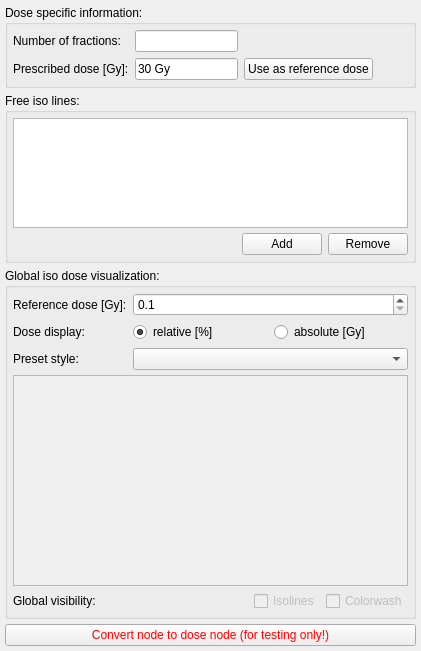
rfloca/MITK, file Plugins/org.mitk.gui.qt.dosevisualization/src/internal/RTDoseVisualizerControls.ui: the form before one commit.
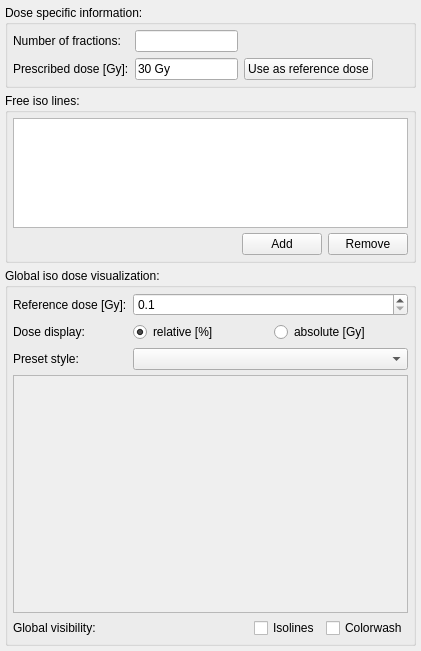
The form after the commit. Icons and pictures are not drawn.

Commit message: Activate the global iso dose contour and colorwash visibility check boxes. Remove redundant code (e.g. convert Button, slicing,...)

What changed in the file:
```diff
--- a/Plugins/org.mitk.gui.qt.dosevisualization/src/internal/RTDoseVisualizerControls.ui
+++ b/Plugins/org.mitk.gui.qt.dosevisualization/src/internal/RTDoseVisualizerControls.ui
@@ -391,7 +391,7 @@
         <item>
          <widget class="QCheckBox" name="checkGlobalVisIsoLine">
           <property name="enabled">
-           <bool>false</bool>
+           <bool>true</bool>
           </property>
           <property name="text">
            <string>Isolines</string>
@@ -407,12 +407,15 @@
             <height>16</height>
            </size>
           </property>
+          <property name="checked">
+           <bool>false</bool>
+          </property>
          </widget>
         </item>
         <item>
          <widget class="QCheckBox" name="checkGlobalVisColorWash">
           <property name="enabled">
-           <bool>false</bool>
+           <bool>true</bool>
           </property>
           <property name="text">
            <string>Colorwash</string>
@@ -435,77 +438,6 @@
      </layout>
     </widget>
    </item>
-   <item>
-    <widget class="QPushButton" name="btnConvert">
-     <property name="palette">
-      <palette>
-       <active>
-        <colorrole role="Text">
-         <brush brushstyle="SolidPattern">
-          <color alpha="255">
-           <red>255</red>
-           <green>0</green>
-           <blue>0</blue>
-          </color>
-         </brush>
-        </colorrole>
-        <colorrole role="ButtonText">
-         <brush brushstyle="SolidPattern">
-          <color alpha="255">
-           <red>255</red>
-           <green>0</green>
-           <blue>0</blue>
-          </color>
-         </brush>
-        </colorrole>
-       </active>
-       <inactive>
-        <colorrole role="Text">
-         <brush brushstyle="SolidPattern">
-          <color alpha="255">
-           <red>255</red>
-           <green>0</green>
-           <blue>0</blue>
-          </color>
-         </brush>
-        </colorrole>
-        <colorrole role="ButtonText">
-         <brush brushstyle="SolidPattern">
-          <color alpha="255">
-           <red>255</red>
-           <green>0</green>
-           <blue>0</blue>
-          </color>
-         </brush>
-        </colorrole>
-       </inactive>
-       <disabled>
-        <colorrole role="Text">
-         <brush brushstyle="SolidPattern">
-          <color alpha="255">
-           <red>120</red>
-           <green>120</green>
-           <blue>120</blue>
-          </color>
-         </brush>
-        </colorrole>
-        <colorrole role="ButtonText">
-         <brush brushstyle="SolidPattern">
-          <color alpha="255">
-           <red>120</red>
-           <green>120</green>
-           <blue>120</blue>
-          </color>
-         </brush>
-        </colorrole>
-       </disabled>
-      </palette>
-     </property>
-     <property name="text">
-      <string>Convert node to dose node (for testing only!)</string>
-     </property>
-    </widget>
-   </item>
   </layout>
  </widget>
  <layoutdefault spacing="6" margin="11"/>
```
Left out of the diff: 44 changed lines with no effect on the pictures. The commit also changes 2 other files.
